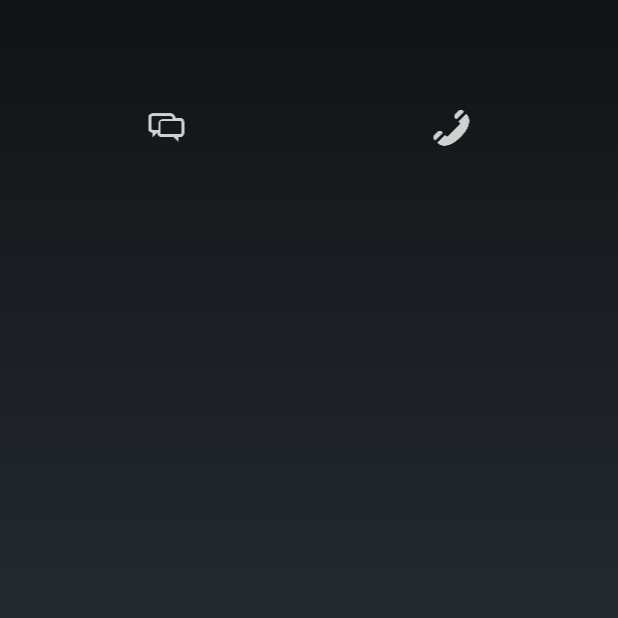
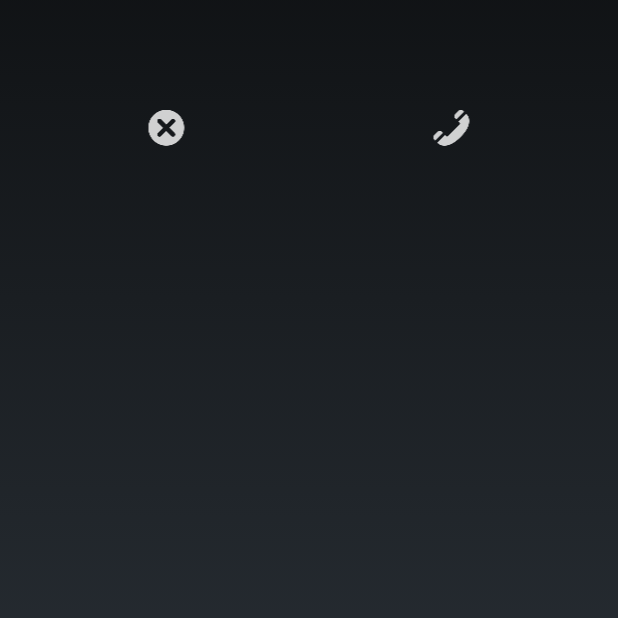
Before and after one commit to phoenix-frozen/uh-oh-android, an Android app: the screen it shows after launch (MainActivity), after a tap on an icon or button, on a phone screen of 412 x 824 dp, the part 526-1144 px from its top. Run offline under Robolectric (Android 15) with nearby library versions, the phone set to English and light mode, and no system bars.

Commit message:
basic cancel button logic implemented

```diff
--- a/app/src/main/java/emergencycall/intertech/com/emergencycall/ui/MainActivity.java
+++ b/app/src/main/java/emergencycall/intertech/com/emergencycall/ui/MainActivity.java
@@ -24,6 +24,7 @@ public class MainActivity extends Activity implements View.OnClickListener {
     private ImageView mButtonAlert;
     private ImageView mButtonSettings;
     private ImageView mButtonAbout;
+    private ImageView mButtonCancel;
 
     private CallManager mCallManager;
     private LocationTransmitter mLocationTransmitter;
@@ -40,10 +41,12 @@ public class MainActivity extends Activity implements View.OnClickListener {
         mButtonAlert = (ImageView) findViewById(R.id.button_alert);
         mButtonSettings = (ImageView) findViewById(R.id.button_settings);
         mButtonAbout = (ImageView) findViewById(R.id.button_about);
+        mButtonCancel = (ImageView) findViewById(R.id.button_cancel);
         mButtonPanic.setOnClickListener(this);
         mButtonAlert.setOnClickListener(this);
         mButtonSettings.setOnClickListener(this);
         mButtonAbout.setOnClickListener(this);
+        mButtonCancel.setOnClickListener(this);
 
         mCallManager = new CallManager(this);
         mLocationTransmitter = new LocationTransmitter(getApplicationContext());
@@ -109,11 +112,16 @@ public class MainActivity extends Activity implements View.OnClickListener {
 
         switch (v.getId()) {
             case R.id.button_panic:
+                //TODO: abort any simulation call in progress
                 //send text message
                 mLocationTransmitter.transmitLocation(my_name, my_number, LocationTransmitter.Mode.Emergency, friend_numbers);
                 //make phone call
                 mCallManager.reset(new HashSet<String>(friend_numbers.values()).toArray(new String[0]));
                 mCallManager.call();
+                //replace our button with cancel
+                mButtonAlert.setVisibility(ImageView.VISIBLE);
+                mButtonPanic.setVisibility(ImageView.GONE);
+                mButtonCancel.setVisibility(ImageView.VISIBLE);
                 break;
 
             case R.id.button_alert:
@@ -122,6 +130,9 @@ public class MainActivity extends Activity implements View.OnClickListener {
                 //do simulated call
                 mCallManager.reset(new HashSet<String>(friend_numbers.values()).toArray(new String[0]));
                 mCallManager.simulateCall();
+                //replace our button with cancel
+                mButtonAlert.setVisibility(ImageView.GONE);
+                mButtonCancel.setVisibility(ImageView.VISIBLE);
                 break;
 
             case R.id.button_settings:
@@ -133,6 +144,18 @@ public class MainActivity extends Activity implements View.OnClickListener {
                 //activate about screen
                 startActivity(new Intent(this, AboutActivity.class));
                 break;
+
+            case R.id.button_cancel:
+                /*TODO: (cancel button)
+                 * did we do an alert or a panic?
+                 * if alert, stop simulation
+                 * if panic, send texts to your friends
+                 */
+                //restore the UI to its natural state?
+                mButtonCancel.setVisibility(ImageView.GONE);
+                mButtonAlert.setVisibility(ImageView.VISIBLE);
+                mButtonPanic.setVisibility(ImageView.VISIBLE);
+                break;
         }
     }
 
--- a/app/src/main/res/layout/activity_main.xml
+++ b/app/src/main/res/layout/activity_main.xml
@@ -65,6 +65,15 @@
             android:layout_weight="1" />
 
         <ImageView
+            android:layout_width="wrap_content"
+            android:layout_height="wrap_content"
+            android:id="@+id/button_cancel"
+            android:layout_gravity="center_vertical|left"
+            android:layout_weight="1"
+            android:src="@drawable/icon_cancel"
+            android:visibility="gone" />
+
+        <ImageView
             android:id="@+id/button_panic"
             android:layout_width="wrap_content"
             android:layout_height="wrap_content"
```
